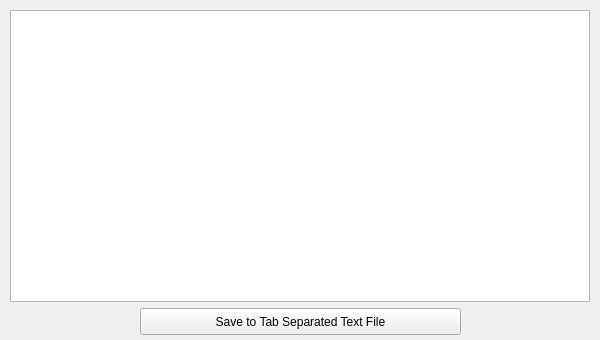
The window that src/bomdialog.ui (melak/veroroute) describes before a commit, drawn with Qt 5.
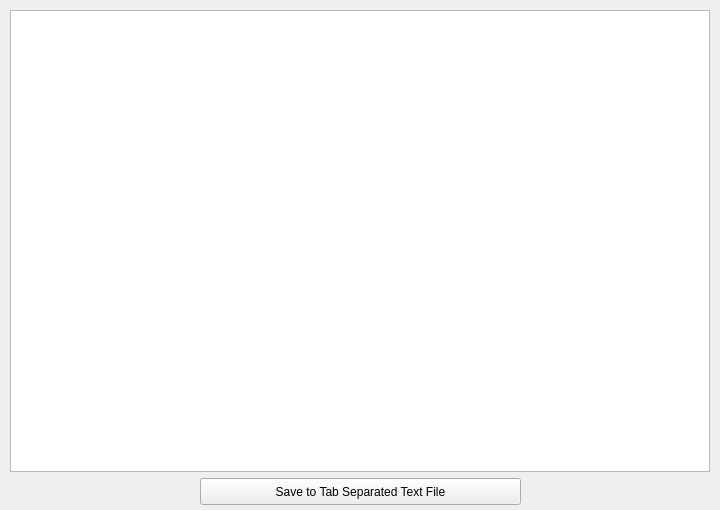
The same window after the commit.

Commit message: Bigger B.O.M. dialog

The edit to the form file:
```diff
--- a/src/bomdialog.ui
+++ b/src/bomdialog.ui
@@ -6,20 +6,20 @@
    <rect>
     <x>0</x>
     <y>0</y>
-    <width>600</width>
-    <height>340</height>
+    <width>720</width>
+    <height>510</height>
    </rect>
   </property>
   <property name="minimumSize">
    <size>
-    <width>600</width>
-    <height>340</height>
+    <width>720</width>
+    <height>510</height>
    </size>
   </property>
   <property name="maximumSize">
    <size>
-    <width>600</width>
-    <height>340</height>
+    <width>720</width>
+    <height>510</height>
    </size>
   </property>
   <property name="windowTitle">
@@ -30,8 +30,8 @@
     <rect>
      <x>10</x>
      <y>10</y>
-     <width>580</width>
-     <height>292</height>
+     <width>700</width>
+     <height>462</height>
     </rect>
    </property>
    <property name="focusPolicy">
@@ -41,8 +41,8 @@
   <widget class="QPushButton" name="pushButton">
    <property name="geometry">
     <rect>
-     <x>140</x>
-     <y>308</y>
+     <x>200</x>
+     <y>478</y>
      <width>321</width>
      <height>27</height>
     </rect>
```
The commit also changes 1 other file.
